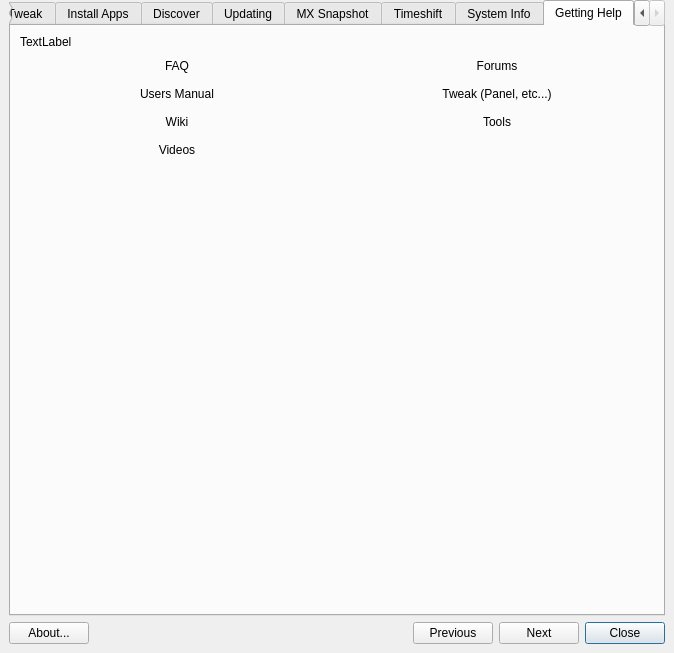
Above: mainwindow.ui from MX-Linux/mx-tour before the change. Below: the same form after it.
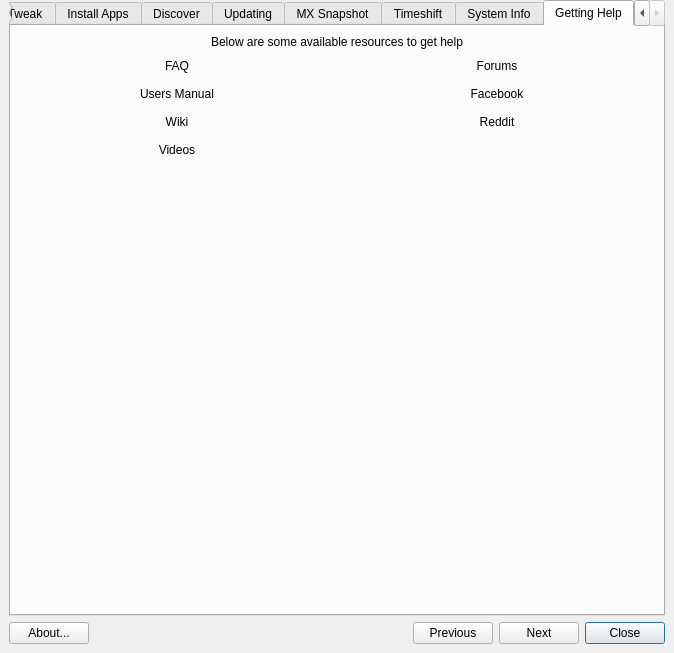
That is the form after the change. Icons and pictures are not drawn. Custom widgets are drawn as their Qt base class.

Commit message: wire up help tab

The edit to the form file:
```diff
--- a/mainwindow.ui
+++ b/mainwindow.ui
@@ -1087,20 +1087,13 @@
              </property>
             </spacer>
            </item>
-           <item row="0" column="0">
-            <widget class="QLabel" name="label">
-             <property name="text">
-              <string>TextLabel</string>
-             </property>
-            </widget>
-           </item>
            <item row="2" column="1">
             <widget class="FlatButton" name="buttonFacebook">
              <property name="focusPolicy">
               <enum>Qt::NoFocus</enum>
              </property>
              <property name="text">
-              <string>Tweak (Panel, etc...)</string>
+              <string>Facebook</string>
              </property>
              <property name="icon">
               <iconset>
@@ -1222,7 +1215,7 @@
               <enum>Qt::NoFocus</enum>
              </property>
              <property name="text">
-              <string>Tools</string>
+              <string>Reddit</string>
              </property>
              <property name="icon">
               <iconset>
@@ -1242,6 +1235,13 @@
              </property>
             </widget>
            </item>
+           <item row="0" column="0" colspan="2" alignment="Qt::AlignHCenter">
+            <widget class="QLabel" name="texHelp">
+             <property name="text">
+              <string>Below are some available resources to get help</string>
+             </property>
+            </widget>
+           </item>
           </layout>
          </item>
         </layout>
```
The commit also changes 11 other files.
